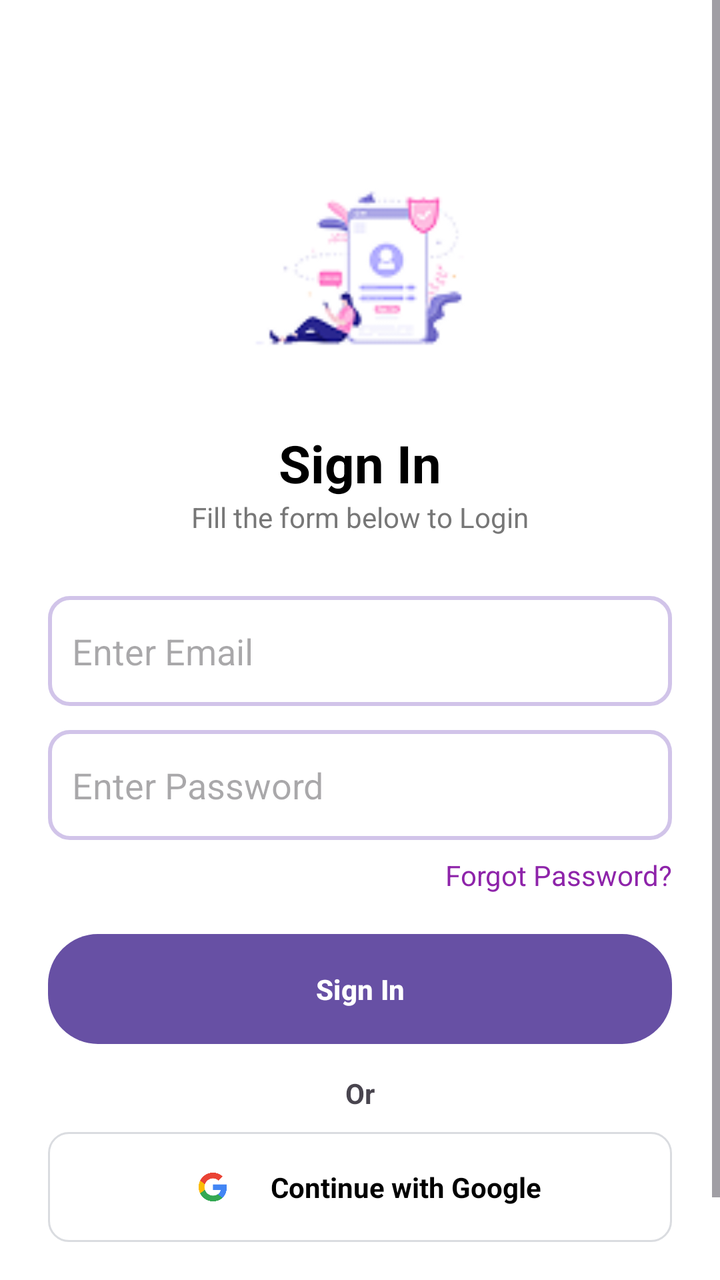
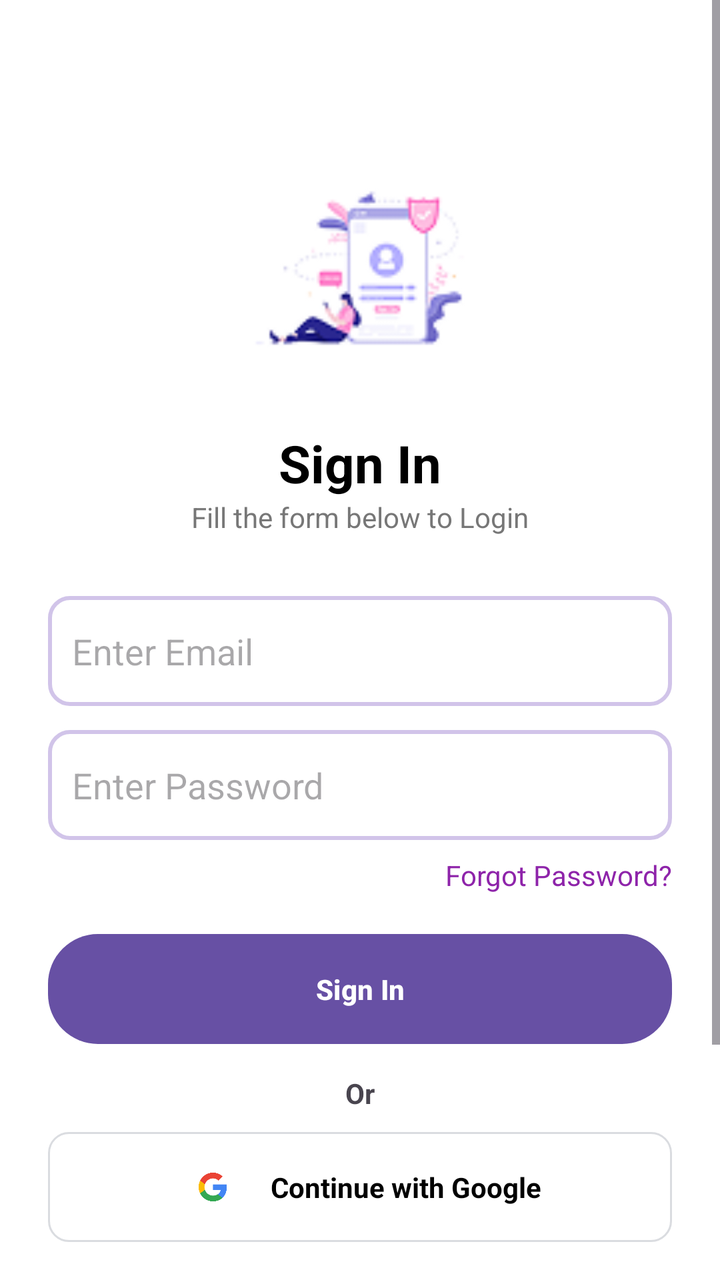

Before-and-after screenshots of an Android layout around one commit, followed by the original layout XML and the change that was made.
<!-- AndroidManifest.xml: application theme Theme.Mind2Career -->
<!-- res/layout/activity_signin.xml -->
<?xml version="1.0" encoding="utf-8"?>
<ScrollView xmlns:android="http://schemas.android.com/apk/res/android"
    android:layout_width="match_parent"
    android:layout_height="match_parent"
    android:id="@+id/main"
    android:background="@color/secondarytext">

    <LinearLayout
        android:layout_width="match_parent"
        android:layout_height="wrap_content"
        android:orientation="vertical"
        android:padding="24dp"
        android:gravity="center_horizontal">

        
        <ImageView
            android:layout_width="140dp"
            android:layout_height="140dp"
            android:layout_marginTop="40dp"
            android:src="@drawable/signin"
            android:contentDescription="App Logo"/>

        
        <TextView
            android:text="Sign In"
            android:textSize="26sp"
            android:textStyle="bold"
            android:textColor="@color/primary"
            android:layout_marginTop="10dp"
            android:layout_width="wrap_content"
            android:layout_height="wrap_content"/>

        <TextView
            android:text="Fill the form below to Login"
            android:textSize="14sp"
            android:textColor="@color/secondary"
            android:layout_marginBottom="20dp"
            android:layout_width="wrap_content"
            android:layout_height="wrap_content"/>

        
        <EditText
            android:id="@+id/etEmail"
            android:hint="Enter Email"
            android:layout_width="match_parent"
            android:layout_height="55dp"
            android:padding="12dp"
            android:background="@drawable/input_bg"
            android:inputType="textEmailAddress"
            android:layout_marginTop="10dp"/>

        
        <EditText
            android:id="@+id/etPassword"
            android:hint="Enter Password"
            android:layout_width="match_parent"
            android:layout_height="55dp"
            android:padding="12dp"
            android:background="@drawable/input_bg"
            android:inputType="textPassword"
            android:layout_marginTop="12dp"/>

        
        <TextView
            android:id="@+id/tvForgot"
            android:text="Forgot Password?"
            android:textColor="@color/emailname"
            android:textSize="14sp"
            android:layout_gravity="end"
            android:layout_marginTop="8dp"
            android:layout_width="wrap_content"
            android:layout_height="wrap_content"/>

        
        <Button
            android:id="@+id/btnLogin"
            android:text="Sign In"
            android:textColor="@color/secondarytext"
            android:textStyle="bold"
            android:background="@drawable/round_purple_button"
            android:layout_width="match_parent"
            android:layout_height="55dp"
            android:layout_marginTop="20dp"/>

        
        <TextView
            android:text="Or"
            android:textStyle="bold"
            android:layout_marginTop="15dp"
            android:layout_width="wrap_content"
            android:layout_height="wrap_content"/>

        
        <LinearLayout
            android:id="@+id/btnGoogle"
            android:layout_width="match_parent"
            android:layout_height="55dp"
            android:layout_marginTop="10dp"
            android:background="@drawable/google_button_bg"
            android:clickable="true"
            android:focusable="true"
            android:orientation="horizontal"
            android:gravity="center"
            android:paddingStart="16dp"
            android:paddingEnd="16dp">

            <ImageView
                android:layout_width="34dp"
                android:layout_height="27dp"
                android:contentDescription="Google Logo"
                android:src="@drawable/google" />

            <TextView
                android:layout_width="wrap_content"
                android:layout_height="wrap_content"
                android:layout_marginStart="12dp"
                android:text="Continue with Google"
                android:textColor="@color/primary"
                android:textStyle="bold"/>
        </LinearLayout>

        
        <LinearLayout
            android:layout_width="wrap_content"
            android:layout_height="wrap_content"
            android:orientation="horizontal"
            android:layout_marginTop="20dp">

            <TextView
                android:text="Create a new Account? "
                android:textSize="14sp"
                android:layout_width="wrap_content"
                android:layout_height="wrap_content"/>

            <TextView
                android:id="@+id/tvSignup"
                android:text="Sign up"
                android:textColor="@color/emailname"
                android:textStyle="bold"
                android:textSize="14sp"
                android:layout_width="wrap_content"
                android:layout_height="wrap_content"/>
        </LinearLayout>

    </LinearLayout>

</ScrollView>
<!-- resources referenced by this layout -->
<resources>
  <color name="emailname">#8E24AA</color>
  <color name="primary">#000000</color>
  <color name="secondary">#777777</color>
  <color name="secondarytext">#FFFFFF</color>
  <!-- drawable google: png bitmap (drawable, 2151 bytes) -->
  <!-- drawable google_button_bg (drawable) -->
  <?xml version="1.0" encoding="utf-8"?>
  <shape xmlns:android="http://schemas.android.com/apk/res/android">
  
      
      <solid android:color="#FFFFFF"/>
  
      
      <stroke
          android:width="1dp"
          android:color="#DADCE0"/>
  
      
      <corners android:radius="10dp"/>
  
  </shape>
  <!-- drawable input_bg (drawable) -->
  <?xml version="1.0" encoding="utf-8"?>
  <shape xmlns:android="http://schemas.android.com/apk/res/android">
  
      
      <solid android:color="#FFFFFF"/>
  
      
      <stroke
          android:width="2dp"
          android:color="#D1C4E9"/>
  
      
      <corners android:radius="10dp"/>
  
      
      <padding
          android:left="10dp"
          android:top="10dp"
          android:right="10dp"
          android:bottom="10dp"/>
  
  </shape>
  <!-- drawable round_purple_button (drawable) -->
  <?xml version="1.0" encoding="utf-8"?>
  <shape xmlns:android="http://schemas.android.com/apk/res/android">
  
      
      <solid android:color="@color/button"/>
  
      
      <corners android:radius="25dp"/>
  
      
      <padding
          android:left="10dp"
          android:top="10dp"
          android:right="10dp"
          android:bottom="10dp"/>
  
  </shape>
  <!-- drawable signin: png bitmap (drawable, 5649 bytes) -->
  <style name="Theme.Mind2Career" parent="Base.Theme.Mind2Career" />
  <color name="button">#7516B5</color>
  <style name="Base.Theme.Mind2Career" parent="Theme.Material3.DayNight.NoActionBar">
          
          
      </style>
</resources>

<!-- the commit's change to res/layout/activity_signin.xml (unified diff, before → after) -->
@@ -141,7 +141,10 @@
                 android:layout_width="wrap_content"
                 android:layout_height="wrap_content"/>
         </LinearLayout>
-
+        <View
+            android:layout_width="match_parent"
+            android:layout_height="100dp"/>
     </LinearLayout>
 
+
 </ScrollView>
